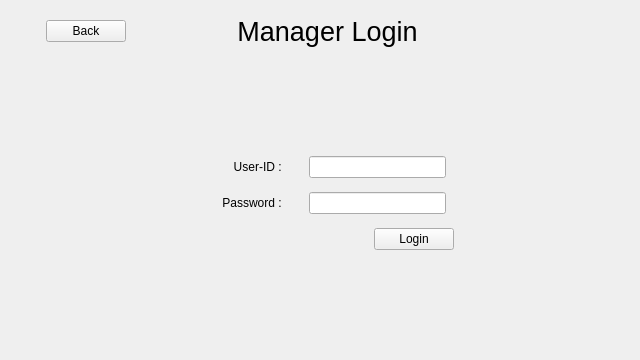
Old version of the form frontend/customer_login_wid.ui in the repository therealrahulsahu/se_project.
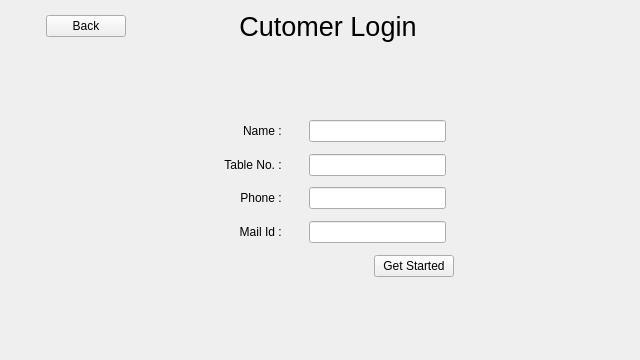
New version of the form.

Diff of the .ui file:
```diff
--- a/frontend/customer_login_wid.ui
+++ b/frontend/customer_login_wid.ui
@@ -13,7 +13,7 @@
   <property name="windowTitle">
    <string>Form</string>
   </property>
-  <layout class="QVBoxLayout" name="verticalLayout" stretch="10,25,5,2,5,2,5,25">
+  <layout class="QVBoxLayout" name="verticalLayout" stretch="10,25,0,2,5,2,5,2,5,2,5,25">
    <item>
     <layout class="QHBoxLayout" name="horizontalLayout_5" stretch="5,10,15,20,30">
      <item>
@@ -59,7 +59,7 @@
         </font>
        </property>
        <property name="text">
-        <string>Manager Login</string>
+        <string>Cutomer Login</string>
        </property>
        <property name="alignment">
         <set>Qt::AlignCenter</set>
@@ -112,7 +112,7 @@
      <item>
       <widget class="QLabel" name="label">
        <property name="text">
-        <string>User-ID : </string>
+        <string>Name : </string>
        </property>
        <property name="alignment">
         <set>Qt::AlignRight|Qt::AlignTrailing|Qt::AlignVCenter</set>
@@ -181,7 +181,7 @@
      <item>
       <widget class="QLabel" name="label_2">
        <property name="text">
-        <string>Password : </string>
+        <string>Table No. : </string>
        </property>
        <property name="alignment">
         <set>Qt::AlignRight|Qt::AlignTrailing|Qt::AlignVCenter</set>
@@ -219,6 +219,144 @@
      </item>
     </layout>
    </item>
+   <item>
+    <spacer name="verticalSpacer_5">
+     <property name="orientation">
+      <enum>Qt::Vertical</enum>
+     </property>
+     <property name="sizeHint" stdset="0">
+      <size>
+       <width>20</width>
+       <height>40</height>
+      </size>
+     </property>
+    </spacer>
+   </item>
+   <item>
+    <layout class="QHBoxLayout" name="horizontalLayout_6" stretch="20,10,2,15,20">
+     <item>
+      <spacer name="horizontalSpacer_12">
+       <property name="orientation">
+        <enum>Qt::Horizontal</enum>
+       </property>
+       <property name="sizeHint" stdset="0">
+        <size>
+         <width>40</width>
+         <height>20</height>
+        </size>
+       </property>
+      </spacer>
+     </item>
+     <item>
+      <widget class="QLabel" name="label_4">
+       <property name="text">
+        <string>Phone : </string>
+       </property>
+       <property name="alignment">
+        <set>Qt::AlignRight|Qt::AlignTrailing|Qt::AlignVCenter</set>
+       </property>
+      </widget>
+     </item>
+     <item>
+      <spacer name="horizontalSpacer_13">
+       <property name="orientation">
+        <enum>Qt::Horizontal</enum>
+       </property>
+       <property name="sizeHint" stdset="0">
+        <size>
+         <width>40</width>
+         <height>20</height>
+        </size>
+       </property>
+      </spacer>
+     </item>
+     <item>
+      <widget class="QLineEdit" name="le_phone"/>
+     </item>
+     <item>
+      <spacer name="horizontalSpacer_14">
+       <property name="orientation">
+        <enum>Qt::Horizontal</enum>
+       </property>
+       <property name="sizeHint" stdset="0">
+        <size>
+         <width>40</width>
+         <height>20</height>
+        </size>
+       </property>
+      </spacer>
+     </item>
+    </layout>
+   </item>
+   <item>
+    <spacer name="verticalSpacer_6">
+     <property name="orientation">
+      <enum>Qt::Vertical</enum>
+     </property>
+     <property name="sizeHint" stdset="0">
+      <size>
+       <width>20</width>
+       <height>40</height>
+      </size>
+     </property>
+    </spacer>
+   </item>
+   <item>
+    <layout class="QHBoxLayout" name="horizontalLayout_7" stretch="20,10,2,15,20">
+     <item>
+      <spacer name="horizontalSpacer_15">
+       <property name="orientation">
+        <enum>Qt::Horizontal</enum>
+       </property>
+       <property name="sizeHint" stdset="0">
+        <size>
+         <width>40</width>
+         <height>20</height>
+        </size>
+       </property>
+      </spacer>
+     </item>
+     <item>
+      <widget class="QLabel" name="label_5">
+       <property name="text">
+        <string>Mail Id : </string>
+       </property>
+       <property name="alignment">
+        <set>Qt::AlignRight|Qt::AlignTrailing|Qt::AlignVCenter</set>
+       </property>
+      </widget>
+     </item>
+     <item>
+      <spacer name="horizontalSpacer_16">
+       <property name="orientation">
+        <enum>Qt::Horizontal</enum>
+       </property>
+       <property name="sizeHint" stdset="0">
+        <size>
+         <width>40</width>
+         <height>20</height>
+        </size>
+       </property>
+      </spacer>
+     </item>
+     <item>
+      <widget class="QLineEdit" name="le_mail"/>
+     </item>
+     <item>
+      <spacer name="horizontalSpacer_17">
+       <property name="orientation">
+        <enum>Qt::Horizontal</enum>
+       </property>
+       <property name="sizeHint" stdset="0">
+        <size>
+         <width>40</width>
+         <height>20</height>
+        </size>
+       </property>
+      </spacer>
+     </item>
+    </layout>
+   </item>
    <item>
     <spacer name="verticalSpacer_3">
      <property name="orientation">
@@ -250,7 +388,7 @@
      <item>
       <widget class="QPushButton" name="bt_login">
        <property name="text">
-        <string>Login</string>
+        <string>Get Started</string>
        </property>
       </widget>
      </item>
```
Left out of the diff: 4 changed lines with no effect on the pictures.
